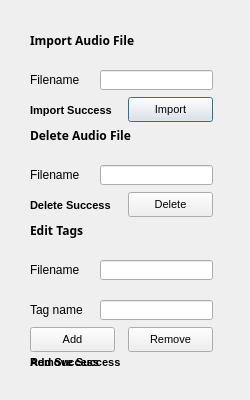
Qt form editpopoutwindow.ui (Freddyh11/ElectroStar) before a commit.
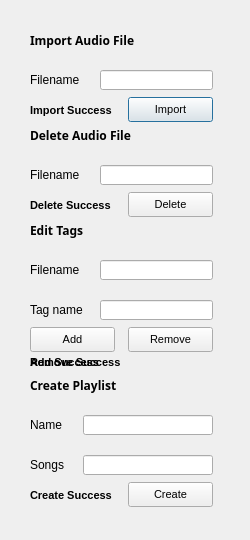
The same form after that commit.

Commit message: James: Can create playlists in edit popout menu

```diff
--- a/editpopoutwindow.ui
+++ b/editpopoutwindow.ui
@@ -7,7 +7,7 @@
     <x>0</x>
     <y>0</y>
     <width>250</width>
-    <height>400</height>
+    <height>540</height>
    </rect>
   </property>
   <property name="font">
@@ -348,6 +348,117 @@
     <string>Add Success</string>
    </property>
   </widget>
+  <widget class="QLabel" name="label_8">
+   <property name="geometry">
+    <rect>
+     <x>30</x>
+     <y>375</y>
+     <width>135</width>
+     <height>20</height>
+    </rect>
+   </property>
+   <property name="font">
+    <font>
+     <family>Source Code Pro</family>
+     <pointsize>9</pointsize>
+     <italic>false</italic>
+     <bold>true</bold>
+     <stylestrategy>PreferDefault</stylestrategy>
+     <kerning>true</kerning>
+    </font>
+   </property>
+   <property name="text">
+    <string>Create Playlist</string>
+   </property>
+  </widget>
+  <widget class="QLabel" name="label_9">
+   <property name="geometry">
+    <rect>
+     <x>30</x>
+     <y>415</y>
+     <width>42</width>
+     <height>20</height>
+    </rect>
+   </property>
+   <property name="text">
+    <string>Name</string>
+   </property>
+  </widget>
+  <widget class="QLabel" name="label_10">
+   <property name="geometry">
+    <rect>
+     <x>30</x>
+     <y>455</y>
+     <width>42</width>
+     <height>20</height>
+    </rect>
+   </property>
+   <property name="text">
+    <string>Songs</string>
+   </property>
+  </widget>
+  <widget class="QLineEdit" name="playlist_name_linetext">
+   <property name="geometry">
+    <rect>
+     <x>83</x>
+     <y>415</y>
+     <width>130</width>
+     <height>20</height>
+    </rect>
+   </property>
+  </widget>
+  <widget class="QLineEdit" name="playlist_songs_linetext">
+   <property name="geometry">
+    <rect>
+     <x>83</x>
+     <y>455</y>
+     <width>130</width>
+     <height>20</height>
+    </rect>
+   </property>
+  </widget>
+  <widget class="QPushButton" name="playlistcreate_button">
+   <property name="geometry">
+    <rect>
+     <x>128</x>
+     <y>482</y>
+     <width>85</width>
+     <height>25</height>
+    </rect>
+   </property>
+   <property name="font">
+    <font>
+     <pointsize>8</pointsize>
+     <stylestrategy>PreferDefault</stylestrategy>
+     <kerning>true</kerning>
+    </font>
+   </property>
+   <property name="text">
+    <string>Create</string>
+   </property>
+  </widget>
+  <widget class="QLabel" name="createsuccess_text">
+   <property name="geometry">
+    <rect>
+     <x>30</x>
+     <y>485</y>
+     <width>98</width>
+     <height>20</height>
+    </rect>
+   </property>
+   <property name="font">
+    <font>
+     <family>Arial</family>
+     <pointsize>8</pointsize>
+     <bold>true</bold>
+     <stylestrategy>PreferDefault</stylestrategy>
+     <kerning>true</kerning>
+    </font>
+   </property>
+   <property name="text">
+    <string>Create Success</string>
+   </property>
+  </widget>
  </widget>
  <resources/>
  <connections/>
```
The commit also changes 4 other files.
